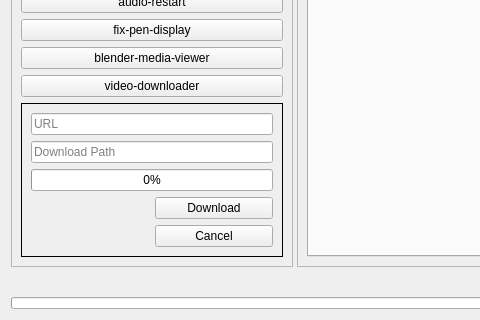
This is files_3.ui in aumanimationstudios/Files as Qt 5 draws it before an edit; both pictures show x 0 to 480 and y 364 to 684 of the 1309 by 684 pixel window. The edited form follows.
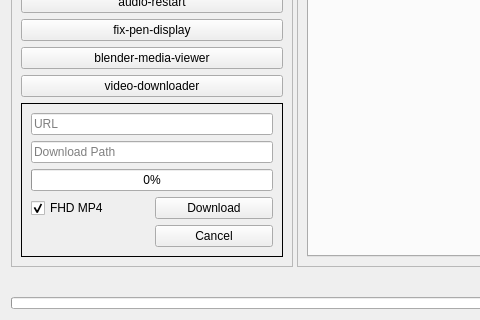
This is the edited form.

Commit message: fhd mp4 download option

Patch:
```diff
--- a/files_3.ui
+++ b/files_3.ui
@@ -352,6 +352,16 @@
                  </property>
                 </widget>
                </item>
+               <item row="7" column="0">
+                <widget class="QCheckBox" name="fhdmp4">
+                 <property name="text">
+                  <string>FHD MP4</string>
+                 </property>
+                 <property name="checked">
+                  <bool>true</bool>
+                 </property>
+                </widget>
+               </item>
               </layout>
              </item>
             </layout>
```
The commit also changes 1 other file.
